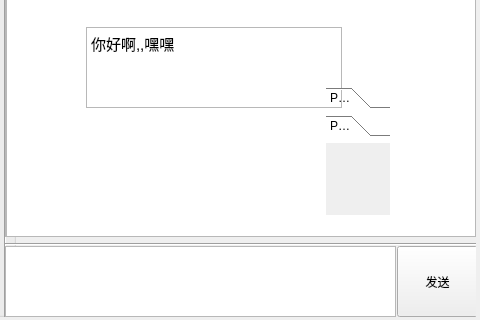
Old version of the form gui/guiChat.ui in the repository younfor/PyLinuxQQ; both pictures show x 95 to 575 and y 204 to 524 of the 575 by 524 pixel window.
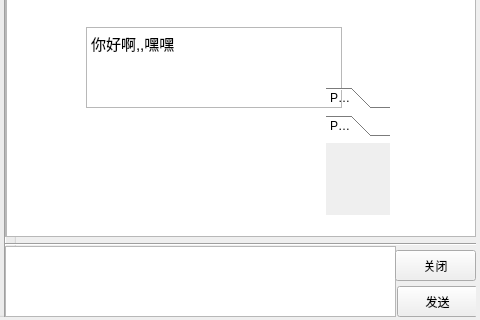
New version of the form. The open tabs and pages were chosen to show the change. Icons and pictures are not drawn.

Commit message: 关闭功能

```diff
--- a/gui/guiChat.ui
+++ b/gui/guiChat.ui
@@ -226,9 +226,9 @@
      <property name="geometry">
       <rect>
        <x>392</x>
-       <y>450</y>
+       <y>490</y>
        <width>81</width>
-       <height>71</height>
+       <height>31</height>
       </rect>
      </property>
      <property name="text">
@@ -437,6 +437,19 @@
       </widget>
      </widget>
     </widget>
+    <widget class="QPushButton" name="pushButton_4">
+     <property name="geometry">
+      <rect>
+       <x>390</x>
+       <y>454</y>
+       <width>81</width>
+       <height>31</height>
+      </rect>
+     </property>
+     <property name="text">
+      <string>关闭</string>
+     </property>
+    </widget>
    </widget>
    <widget class="QWidget" name="page_2"/>
   </widget>
```
Left out of the diff: 4 changed lines with no effect on the pictures. The commit also changes 3 other files.
